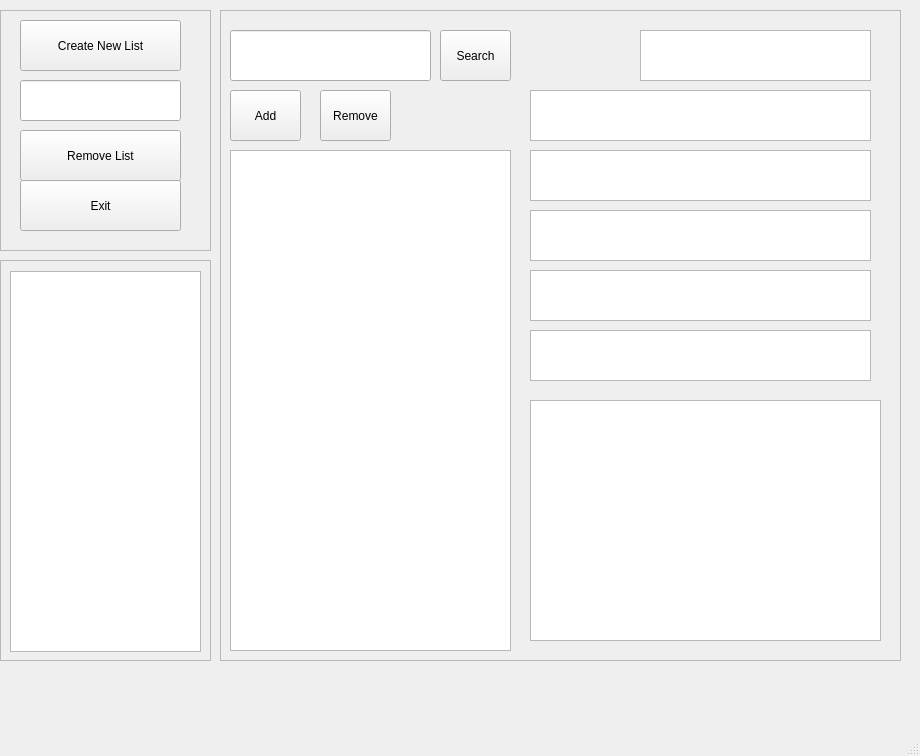
This is Gui_Main.ui in TieraLa/ElokuvavarastonHallintaSovellus as Qt 5 draws it before an edit. The edited form follows.
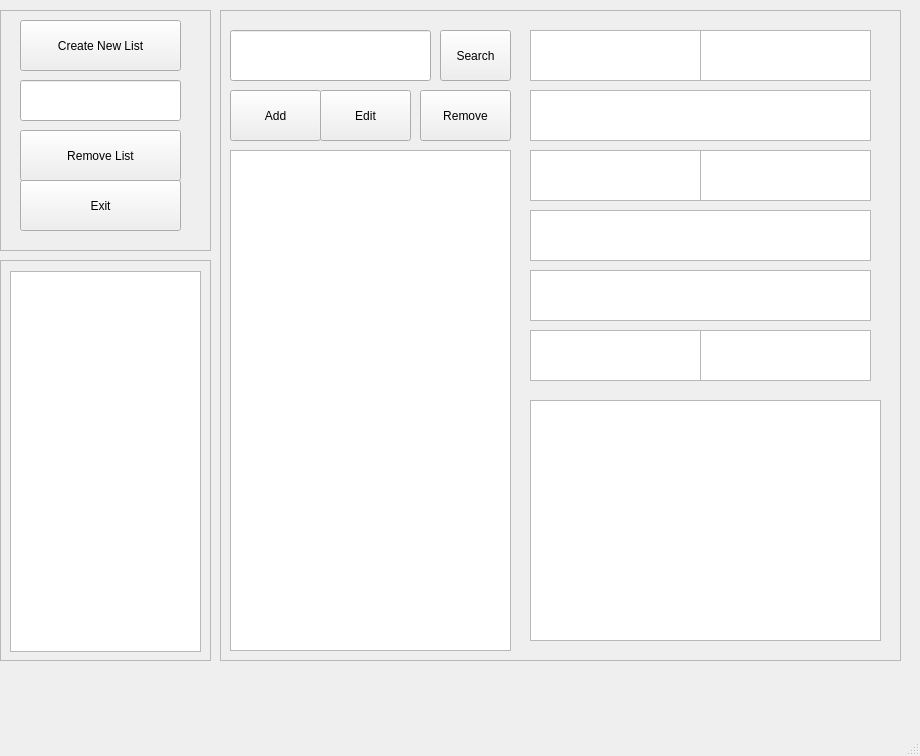
This is the edited form.

```diff
--- a/Gui_Main.ui
+++ b/Gui_Main.ui
@@ -34,7 +34,7 @@
       <rect>
        <x>10</x>
        <y>80</y>
-       <width>71</width>
+       <width>91</width>
        <height>51</height>
       </rect>
      </property>
@@ -77,10 +77,13 @@
       <rect>
        <x>310</x>
        <y>140</y>
-       <width>341</width>
+       <width>171</width>
        <height>51</height>
       </rect>
      </property>
+     <property name="readOnly">
+      <bool>true</bool>
+     </property>
     </widget>
     <widget class="QTextEdit" name="textEdit_status">
      <property name="geometry">
@@ -107,10 +110,13 @@
       <rect>
        <x>310</x>
        <y>320</y>
-       <width>341</width>
+       <width>171</width>
        <height>51</height>
       </rect>
      </property>
+     <property name="readOnly">
+      <bool>true</bool>
+     </property>
     </widget>
     <widget class="QTextEdit" name="textEdit_synopsis">
      <property name="geometry">
@@ -125,12 +131,15 @@
     <widget class="QTextEdit" name="textEdit_fileLocation">
      <property name="geometry">
       <rect>
-       <x>420</x>
+       <x>310</x>
        <y>20</y>
-       <width>231</width>
+       <width>171</width>
        <height>51</height>
       </rect>
      </property>
+     <property name="readOnly">
+      <bool>true</bool>
+     </property>
     </widget>
     <widget class="QPushButton" name="pushButton_search">
      <property name="geometry">
@@ -148,9 +157,9 @@
     <widget class="QPushButton" name="pushButton_remove">
      <property name="geometry">
       <rect>
-       <x>100</x>
+       <x>200</x>
        <y>80</y>
-       <width>71</width>
+       <width>91</width>
        <height>51</height>
       </rect>
      </property>
@@ -158,6 +167,58 @@
       <string>Remove</string>
      </property>
     </widget>
+    <widget class="QTextEdit" name="textEdit_type">
+     <property name="geometry">
+      <rect>
+       <x>480</x>
+       <y>20</y>
+       <width>171</width>
+       <height>51</height>
+      </rect>
+     </property>
+     <property name="readOnly">
+      <bool>true</bool>
+     </property>
+    </widget>
+    <widget class="QTextEdit" name="textEdit_chapters">
+     <property name="geometry">
+      <rect>
+       <x>480</x>
+       <y>140</y>
+       <width>171</width>
+       <height>51</height>
+      </rect>
+     </property>
+     <property name="readOnly">
+      <bool>true</bool>
+     </property>
+    </widget>
+    <widget class="QTextEdit" name="textEdit_volumes">
+     <property name="geometry">
+      <rect>
+       <x>480</x>
+       <y>320</y>
+       <width>171</width>
+       <height>51</height>
+      </rect>
+     </property>
+     <property name="readOnly">
+      <bool>true</bool>
+     </property>
+    </widget>
+    <widget class="QPushButton" name="pushButton_edit">
+     <property name="geometry">
+      <rect>
+       <x>100</x>
+       <y>80</y>
+       <width>91</width>
+       <height>51</height>
+      </rect>
+     </property>
+     <property name="text">
+      <string>Edit</string>
+     </property>
+    </widget>
    </widget>
    <widget class="QFrame" name="frame_2">
     <property name="geometry">
```
Left out of the diff: 12 changed lines with no effect on the pictures.
